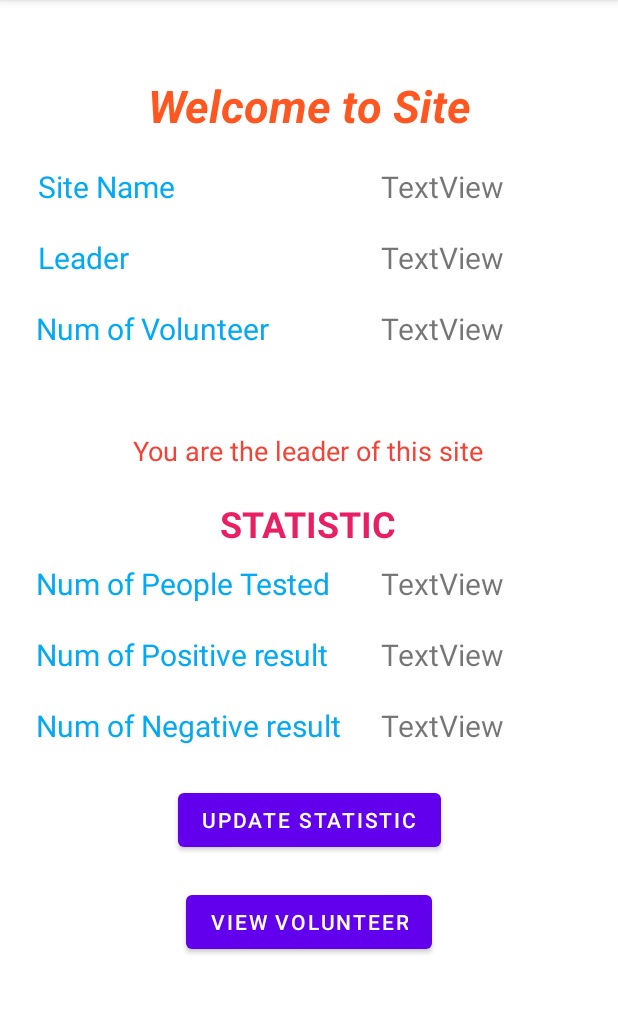
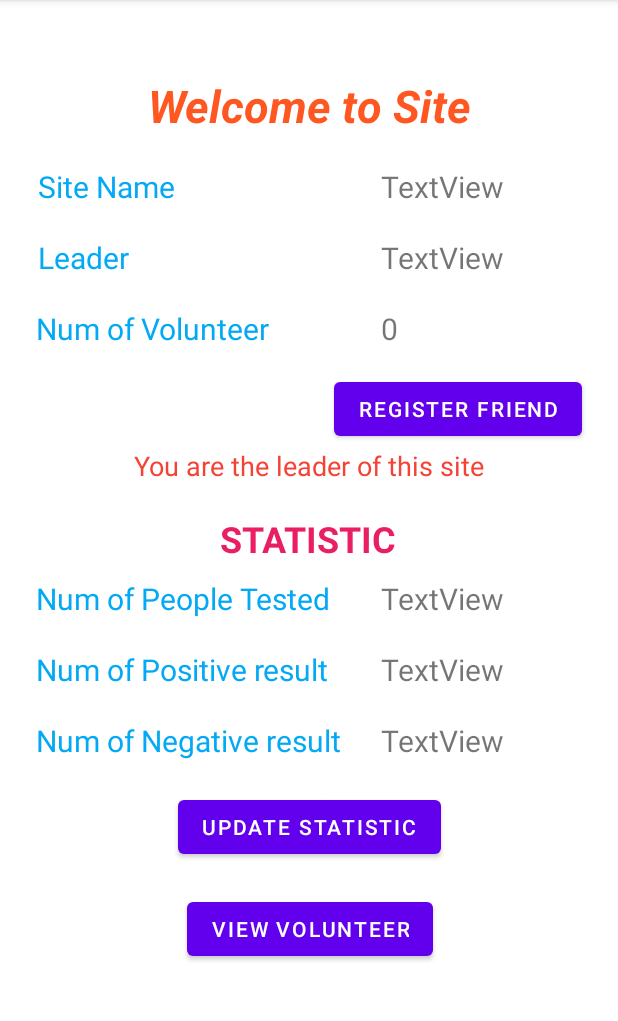
Before and after one commit to tuongnc-0401/Android_A2, an Android app: the SiteDetailActivity screen opened directly, with no data from a screen before it, on a phone screen of 412 x 824 dp, the part 84-1105 px from its top. Run offline under Robolectric (Android 15) with nearby library versions, the phone set to English and light mode, and no system bars; 7 statements that could not run were skipped.

```diff
--- a/app/src/main/AndroidManifest.xml
+++ b/app/src/main/AndroidManifest.xml
@@ -16,6 +16,9 @@
         android:roundIcon="@mipmap/ic_launcher_round"
         android:supportsRtl="true"
         android:theme="@style/Theme.S3818196">
+        <activity
+            android:name=".JoinSiteActivity"
+            android:exported="false" />
         <activity
             android:name=".SiteDetailActivity"
             android:exported="false" />
--- a/app/src/main/java/rmit/tuong/s3818196/CustomInfoViewAdapter.java
+++ b/app/src/main/java/rmit/tuong/s3818196/CustomInfoViewAdapter.java
@@ -36,7 +36,8 @@ public class CustomInfoViewAdapter implements GoogleMap.InfoWindowAdapter{
 
         String id = marker.getSnippet();
         SiteModel site = databaseHelper.getSiteByID(Integer.parseInt(id));
-        String snippets = "Leader: "+ site.getLeaderName()+"\nNumber of volunteer: "+site.getNumOfVolunteer();
+        int count = databaseHelper.getNumOfVolunteer(id);
+        String snippets = "Leader: "+ site.getLeaderName()+"\nNumber of volunteer: "+count;
         ((TextView) popup.findViewById(R.id.snippet)).setText(snippets);
 
 
--- a/app/src/main/java/rmit/tuong/s3818196/DatabaseHelper.java
+++ b/app/src/main/java/rmit/tuong/s3818196/DatabaseHelper.java
@@ -35,6 +35,13 @@ public class DatabaseHelper extends SQLiteOpenHelper {
     public static final String COLUMN_USER_PASSWORD = "COLUMN_USER_PASSWORD";
     public static final String COLUMN_USER_ROLE = "COLUMN_USER_ROLE";
 
+    // constant for MEMBERSHIP SITE
+    public static final String MEMBERSHIP_TABLE = "MEMBERSHIP_TABLE";
+    public static final String COLUMN_MEMBERSHIP_ID = "COLUMN_MEMBERSHIP_ID";
+    public static final String COLUMN_MEMBERSHIP_USER_ID = "COLUMN_MEMBERSHIP_USER_ID";
+    public static final String COLUMN_MEMBERSHIP_USERNAME = "COLUMN_MEMBERSHIP_USERNAME";
+    public static final String COLUMN_MEMBERSHIP_SITE_ID = "COLUMN_MEMBERSHIP_SITE_ID";
+
 
     public DatabaseHelper(@Nullable Context context) {
         super(context, "s3818196.db", null, 1);
@@ -62,6 +69,12 @@ public class DatabaseHelper extends SQLiteOpenHelper {
                        + COLUMN_USER_PASSWORD + " TEXT, "
                        + COLUMN_USER_ROLE + " TEXT)";
         sqLiteDatabase.execSQL(createUserTableStatement);
+        String createMembershipTableStatement = "CREATE TABLE " + MEMBERSHIP_TABLE+
+                " (" + COLUMN_MEMBERSHIP_ID + " INTEGER PRIMARY KEY AUTOINCREMENT, "
+                + COLUMN_MEMBERSHIP_USER_ID + " INT, "
+                + COLUMN_MEMBERSHIP_USERNAME + " TEXT, "
+                + COLUMN_MEMBERSHIP_SITE_ID + " INT)";
+        sqLiteDatabase.execSQL(createMembershipTableStatement);
     }
 
     @Override
@@ -71,6 +84,10 @@ public class DatabaseHelper extends SQLiteOpenHelper {
 //        onCreate(sqLiteDatabase);
     }
 
+    /**
+     *
+     * SITE TABLES
+     */
     public boolean addOneSite(SiteModel siteModel){
         SQLiteDatabase db = this.getWritableDatabase();
         ContentValues cv = new ContentValues();
@@ -159,6 +176,66 @@ public class DatabaseHelper extends SQLiteOpenHelper {
     }
 
 
+    /**
+     * MEMBERSHIP TABLE
+     */
+    public Boolean createMembership(int userID, String username, int siteID){
+        SQLiteDatabase MyDB = this.getWritableDatabase();
+        ContentValues contentValues= new ContentValues();
+        contentValues.put(COLUMN_MEMBERSHIP_USER_ID, userID);
+        contentValues.put(COLUMN_MEMBERSHIP_USERNAME, username);
+        contentValues.put(COLUMN_MEMBERSHIP_SITE_ID, siteID);
+        long result = MyDB.insert(MEMBERSHIP_TABLE, null, contentValues);
+        return result != -1;
+    }
+
+    public Boolean checkMembership(String userID, String username, String siteID) {
+        SQLiteDatabase MyDB = this.getWritableDatabase();
+        Cursor cursor = MyDB.rawQuery("Select * from "+MEMBERSHIP_TABLE +" where "+COLUMN_MEMBERSHIP_USER_ID+" = ? and "+COLUMN_MEMBERSHIP_USERNAME+" = ? and "+ COLUMN_MEMBERSHIP_SITE_ID+" = ?", new String[]{ userID, username, siteID});
+        if (cursor.getCount() > 0)
+            return true;
+        else
+            return false;
+    }
+
+    public Boolean checkMembershipByUserID(String userID, String siteID) {
+        SQLiteDatabase MyDB = this.getWritableDatabase();
+        Cursor cursor = MyDB.rawQuery("Select * from "+MEMBERSHIP_TABLE +" where "+COLUMN_MEMBERSHIP_USER_ID+" = ? and "+ COLUMN_MEMBERSHIP_SITE_ID+" = ?", new String[]{ userID, siteID});
+        if (cursor.getCount() > 0)
+            return true;
+        else
+            return false;
+    }
+
+    public int getNumOfVolunteer(String siteID){
+        SQLiteDatabase MyDB = this.getWritableDatabase();
+        Cursor cursor = MyDB.rawQuery("Select * from "+MEMBERSHIP_TABLE +" where "+ COLUMN_MEMBERSHIP_SITE_ID+" = ?", new String[]{siteID});
+        int count = cursor.getCount() ;
+        return count;
+    }
+
+
+        public boolean deleteOneMembership (String userID, String siteID){
+//            SQLiteDatabase MyDB = this.getWritableDatabase();
+//            Cursor cursor = MyDB.rawQuery("DELETE from "+MEMBERSHIP_TABLE +" where "+COLUMN_MEMBERSHIP_USER_ID+" = ? and "+ COLUMN_MEMBERSHIP_SITE_ID+" = ?", new String[]{ userID, siteID});
+
+            SQLiteDatabase db = this.getWritableDatabase();
+        String query = "DELETE FROM "+ MEMBERSHIP_TABLE+" WHERE "+ COLUMN_MEMBERSHIP_USER_ID+ " = "+userID + " and "+COLUMN_MEMBERSHIP_SITE_ID+" = "+ siteID ;
+       Cursor cursor = db.rawQuery(query, null);
+
+            if(cursor.moveToFirst()){
+            return true;
+        } else {
+            return false;
+        }
+    }
+
+
+
+    /**
+     *USER TABLE
+     */
+
     public Boolean createUser(String username, String password, String role){
         SQLiteDatabase MyDB = this.getWritableDatabase();
         ContentValues contentValues= new ContentValues();
--- a/app/src/main/java/rmit/tuong/s3818196/SiteDetailActivity.java
+++ b/app/src/main/java/rmit/tuong/s3818196/SiteDetailActivity.java
@@ -1,8 +1,10 @@
 package rmit.tuong.s3818196;
 
+import androidx.appcompat.app.AlertDialog;
 import androidx.appcompat.app.AppCompatActivity;
 import androidx.constraintlayout.widget.ConstraintLayout;
 
+import android.content.DialogInterface;
 import android.content.Intent;
 import android.os.Bundle;
 import android.view.View;
@@ -14,8 +16,8 @@ public class SiteDetailActivity extends AppCompatActivity {
     TextView txtSiteName, txtWelcome, txtSiteLeader, txtNumOfVolunteer, txtNumOfPeople, txtNoti, txtNumOfPositive, txtNumOfNegative;
     private DatabaseHelper databaseHelper;
     private int userID, siteID;
-    Button btnJoinSite;
-    ConstraintLayout constraintLayout;
+    Button btnJoinSite, btnQuitSite, btnRegister;
+    ConstraintLayout layoutSatistic, layoutAdmin;
 
     @Override
     protected void onCreate(Bundle savedInstanceState) {
@@ -34,18 +36,101 @@ public class SiteDetailActivity extends AppCompatActivity {
         txtWelcome.setText("Welcome "+user.getUsername()+ " to "+site.getName());
         txtSiteName.setText(""+site.getName());
         txtSiteLeader.setText(site.getLeaderName());
-        txtNumOfVolunteer.setText(site.getNumOfVolunteer()+"");
+        // count of volunteer
+        int numOfVolunteer = databaseHelper.getNumOfVolunteer(siteID+"");
+        txtNumOfVolunteer.setText(numOfVolunteer+"");
         txtNumOfPeople.setText(site.getNumOfPeopleTested()+"");
         txtNumOfPositive.setText(site.getNumOfPositive()+"");
         txtNumOfNegative.setText(site.getNumOfNegative()+"");
         int leaderID = site.getLeaderID();
+
+
+        boolean isMember = databaseHelper.checkMembershipByUserID(userID+"", siteID+"");
         if (leaderID == userID){
             btnJoinSite.setVisibility(View.INVISIBLE);
-
+            txtNoti.setVisibility(View.VISIBLE);
             txtNoti.setText("You are the leader of this site");
-            constraintLayout.setVisibility(View.VISIBLE);
+            layoutSatistic.setVisibility(View.VISIBLE);
+            layoutAdmin.setVisibility(View.VISIBLE);
+        } else if(isMember){
+            txtNoti.setVisibility(View.VISIBLE);
+            txtNoti.setText("You are the volunteer of this site");
+            layoutSatistic.setVisibility(View.VISIBLE);
+            btnJoinSite.setVisibility(View.INVISIBLE);
+            btnQuitSite.setVisibility(View.VISIBLE);
+        } else {
+            txtNoti.setVisibility(View.INVISIBLE);
+            layoutSatistic.setVisibility(View.INVISIBLE);
+            btnJoinSite.setVisibility(View.VISIBLE);
+            btnQuitSite.setVisibility(View.INVISIBLE);
         }
 
+        // BTN JOIN
+        btnJoinSite.setOnClickListener(new View.OnClickListener() {
+            @Override
+            public void onClick(View view) {
+
+                boolean checkUser = databaseHelper.checkMembershipByUserID(user.getId()+"",site.getId()+"");
+                if(checkUser){
+                    Toast.makeText(SiteDetailActivity.this, "You have joined this site before", Toast.LENGTH_SHORT).show();
+                } else {
+
+                    AlertDialog dlg = new AlertDialog.Builder(SiteDetailActivity.this)
+                            .setTitle("Notification")
+                            .setMessage("Are you sure to join this site?")
+                            .setPositiveButton("NO", new DialogInterface.OnClickListener() {
+                                @Override
+                                public void onClick(DialogInterface dialogInterface, int i) {
+                                    dialogInterface.dismiss();
+                                }
+                            })
+                            .setNegativeButton("YES", new DialogInterface.OnClickListener() {
+                                @Override
+                                public void onClick(DialogInterface dialogInterface, int i) {
+                                    Boolean result =   databaseHelper.createMembership(user.getId(),user.getUsername(),site.getId());
+                                    if(result){
+                                        Toast.makeText(SiteDetailActivity.this, "You join this site successfully!", Toast.LENGTH_SHORT).show();
+                                        finish();
+                                        startActivity(getIntent());
+
+                                    }
+                                }
+                            })
+                            .create();
+                    dlg.show();
+
+
+
+
+                }
+
+            }
+        });
+
+
+        // BTN REGISTER FOR FRIEND
+        btnRegister.setOnClickListener(new View.OnClickListener() {
+            @Override
+            public void onClick(View view) {
+                Intent i = new Intent(SiteDetailActivity.this, JoinSiteActivity.class);
+                i.putExtra("siteID", siteID);
+                intent.setFlags(Intent.FLAG_ACTIVITY_CLEAR_TASK | Intent.FLAG_ACTIVITY_NEW_TASK);
+                startActivity(i);
+            }
+        });
+
+        // BTN QUIT
+        btnQuitSite.setOnClickListener(new View.OnClickListener() {
+            @Override
+            public void onClick(View view) {
+                Boolean check = databaseHelper.deleteOneMembership(userID+"", siteID+"");
+                if(check){
+                    Toast.makeText(SiteDetailActivity.this, "delete 1", Toast.LENGTH_SHORT).show();
+                } else {
+                    Toast.makeText(SiteDetailActivity.this, "delete 0", Toast.LENGTH_SHORT).show();
+                }
+            }
+        });
 
     }
 
@@ -57,8 +142,11 @@ public class SiteDetailActivity extends AppCompatActivity {
         txtNumOfPeople =findViewById(R.id.txtNumOfPeople);
         txtNoti = findViewById(R.id.txtNoti);
         btnJoinSite = findViewById(R.id.btnJoinSite);
-        constraintLayout = findViewById(R.id.layoutStatistic);
+        layoutSatistic = findViewById(R.id.layoutStatistic);
         txtNumOfPositive = findViewById(R.id.txtNumOfPositive);
         txtNumOfNegative = findViewById(R.id.txtNumOfNegative);
+        layoutAdmin = findViewById(R.id.layoutAdmin);
+        btnQuitSite = findViewById(R.id.btnQuitSite);
+        btnRegister = findViewById(R.id.btnRegisterFriend);
     }
 }
--- a/app/src/main/res/layout/activity_site_detail.xml
+++ b/app/src/main/res/layout/activity_site_detail.xml
@@ -5,6 +5,7 @@
     android:id="@+id/siteDetailView"
     android:layout_width="match_parent"
     android:layout_height="match_parent"
+    android:backgroundTint="#FF0000"
     tools:context=".SiteDetailActivity">
 
     <androidx.constraintlayout.widget.ConstraintLayout
@@ -105,8 +106,45 @@
             android:id="@+id/btnJoinSite"
             android:layout_width="wrap_content"
             android:layout_height="wrap_content"
-            android:layout_marginTop="10dp"
+            android:layout_marginStart="60dp"
+            android:layout_marginTop="16dp"
+            android:backgroundTint="#4CAF50"
             android:text="Join"
+            app:layout_constraintStart_toStartOf="parent"
+            app:layout_constraintTop_toBottomOf="@+id/txtNumOfVolunteer" />
+
+        <Button
+            android:id="@+id/btnQuitSite"
+            android:layout_width="wrap_content"
+            android:layout_height="wrap_content"
+            android:layout_marginStart="60dp"
+            android:layout_marginTop="16dp"
+            android:backgroundTint="#FF1100"
+            android:text="Quit"
+            android:visibility="invisible"
+            app:layout_constraintStart_toStartOf="parent"
+            app:layout_constraintTop_toBottomOf="@+id/txtNumOfVolunteer" />
+
+        <Button
+            android:id="@+id/btnRegisterFriend"
+            android:layout_width="wrap_content"
+            android:layout_height="wrap_content"
+            android:layout_marginTop="16dp"
+            android:layout_marginEnd="45dp"
+            android:text="Register Friend"
+            app:layout_constraintEnd_toEndOf="parent"
+            app:layout_constraintStart_toStartOf="@+id/guideline2"
+            app:layout_constraintTop_toBottomOf="@+id/txtNumOfVolunteer" />
+
+        <TextView
+            android:id="@+id/txtNoti"
+            android:layout_width="wrap_content"
+            android:layout_height="wrap_content"
+            android:layout_marginTop="65dp"
+            android:text="TextView"
+            android:textColor="#F44336"
+            android:textSize="18sp"
+            android:visibility="invisible"
             app:layout_constraintEnd_toEndOf="parent"
             app:layout_constraintStart_toStartOf="parent"
             app:layout_constraintTop_toBottomOf="@+id/txtNumOfVolunteer" />
@@ -115,7 +153,7 @@
             android:id="@+id/layoutStatistic"
             android:layout_width="match_parent"
             android:layout_height="match_parent"
-            android:layout_marginTop="25dp"
+            android:layout_marginTop="80dp"
             android:visibility="invisible"
             app:layout_constraintTop_toBottomOf="@+id/txtNumOfVolunteer">
 
@@ -127,24 +165,10 @@
                 app:layout_constraintGuide_begin="244dp" />
 
             <TextView
-                android:id="@+id/txtNoti"
+                android:id="@+id/txtNoti2"
                 android:layout_width="wrap_content"
                 android:layout_height="wrap_content"
                 android:layout_marginTop="30dp"
-                android:text="TextView"
-                android:textColor="#F44336"
-                android:textSize="18sp"
-                android:visibility="visible"
-                app:layout_constraintEnd_toEndOf="parent"
-                app:layout_constraintHorizontal_bias="0.498"
-                app:layout_constraintStart_toStartOf="parent"
-                app:layout_constraintTop_toTopOf="parent" />
-
-            <TextView
-                android:id="@+id/txtNoti2"
-                android:layout_width="wrap_content"
-                android:layout_height="wrap_content"
-                android:layout_marginTop="20dp"
                 android:text="STATISTIC"
                 android:textColor="#E91E63"
                 android:textSize="24sp"
@@ -153,7 +177,7 @@
                 app:layout_constraintEnd_toEndOf="parent"
                 app:layout_constraintHorizontal_bias="0.498"
                 app:layout_constraintStart_toStartOf="parent"
-                app:layout_constraintTop_toBottomOf="@+id/txtNoti" />
+                app:layout_constraintTop_toTopOf="parent" />
 
             <TextView
                 android:id="@+id/textView8"
@@ -224,15 +248,24 @@
                 app:layout_constraintStart_toStartOf="@+id/guideline3"
                 app:layout_constraintTop_toBottomOf="@+id/txtNumOfPositive" />
 
+        </androidx.constraintlayout.widget.ConstraintLayout>
+
+        <androidx.constraintlayout.widget.ConstraintLayout
+            android:id="@+id/layoutAdmin"
+            android:layout_width="match_parent"
+            android:layout_height="match_parent"
+            android:visibility="invisible"
+            app:layout_constraintTop_toBottomOf="@+id/layoutStatistic">
+
             <Button
                 android:id="@+id/btnUpdateStatistic"
                 android:layout_width="wrap_content"
                 android:layout_height="wrap_content"
-                android:layout_marginTop="25dp"
+                android:layout_marginTop="20dp"
                 android:text="Update Statistic"
                 app:layout_constraintEnd_toEndOf="parent"
                 app:layout_constraintStart_toStartOf="parent"
-                app:layout_constraintTop_toBottomOf="@+id/textView9" />
+                app:layout_constraintTop_toTopOf="parent" />
 
             <Button
                 android:id="@+id/btnViewVolunteer"
@@ -240,8 +273,8 @@
                 android:layout_height="wrap_content"
                 android:layout_marginTop="20dp"
                 android:text="VIew Volunteer"
-                app:layout_constraintEnd_toEndOf="parent"
-                app:layout_constraintStart_toStartOf="parent"
+                app:layout_constraintEnd_toEndOf="@+id/btnUpdateStatistic"
+                app:layout_constraintStart_toStartOf="@+id/btnUpdateStatistic"
                 app:layout_constraintTop_toBottomOf="@+id/btnUpdateStatistic" />
         </androidx.constraintlayout.widget.ConstraintLayout>
 
```
Also changed, not shown: app/src/main/java/rmit/tuong/s3818196/JoinSiteActivity.java (added, +76 -0 lines), app/src/main/java/rmit/tuong/s3818196/SiteModel.java (+1 -9 lines), app/src/main/res/layout/activity_join_site.xml (added, +92 -0 lines).
